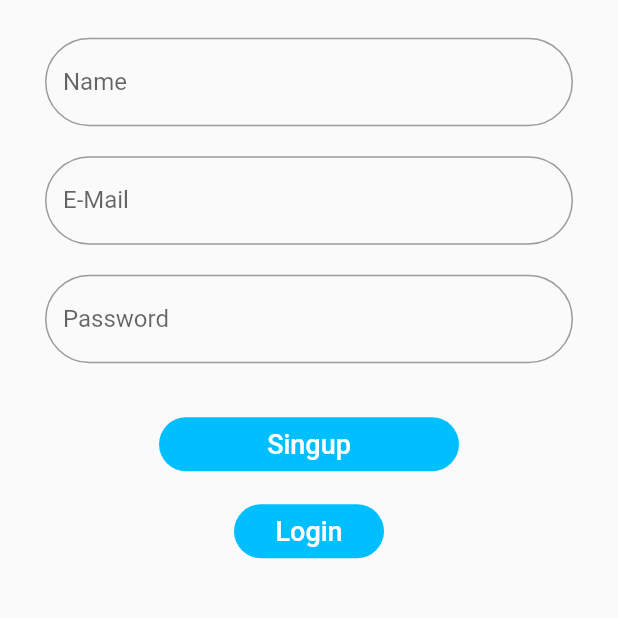
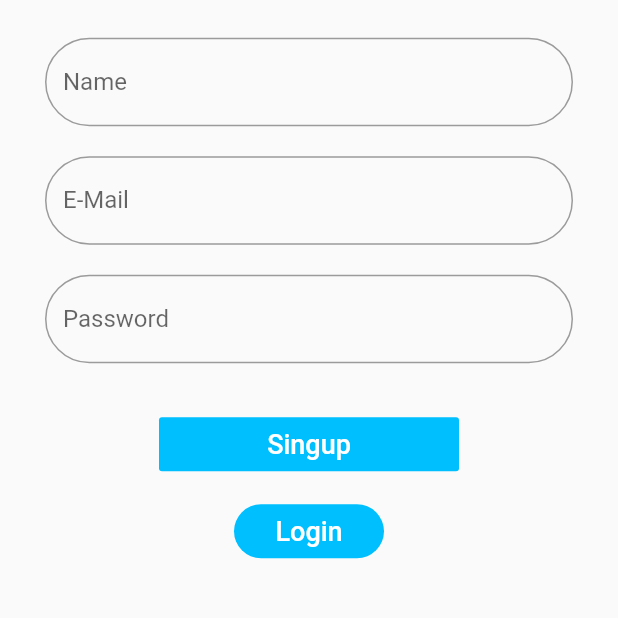
Before and after one commit to zafergurkan/anketuygulama, a Flutter app: the screen it shows after launch, after a tap on "Login", after a tap on "Create Account", on a phone screen of 412 x 824 dp, the part 371-989 px from its top. Run offline on Flutter 3.47's test engine with Material 2 defaults, Android fonts, the phone set to English and light mode, and no system bars; our stand-ins replace cloud_firestore, firebase_auth; accounts and stored records are empty.

```diff
--- a/lib/screens/login_screen.dart
+++ b/lib/screens/login_screen.dart
@@ -1,3 +1,4 @@
+import 'package:anketuygulama/services/auth_service.dart';
 import 'package:flutter/material.dart';
 import 'package:anketuygulama/screens/signup_screen.dart';
 
@@ -13,9 +14,7 @@ class _LoginScreenState extends State<LoginScreen> {
   _sumbit() {
     if (_formKey.currentState.validate()) {
       _formKey.currentState.save();
-      print(_email);
-      print(_password);
-      //login firebase
+    AuthService.login(_email, _password);
     }
   }
 
@@ -59,7 +58,7 @@ class _LoginScreenState extends State<LoginScreen> {
                         validator: (input) => !input.contains('@')
                             ? 'lütfen Geçerli Bir E-Mail Adresi Giriniz.'
                             : null,
-                        onSaved: (input) => _password = input,
+                        onSaved: (input) => _email = input,
                       ),
                     ),
                     Padding(
@@ -75,7 +74,7 @@ class _LoginScreenState extends State<LoginScreen> {
                         validator: (input) => input.length < 8
                             ? 'en az 8 karakter olmalı..'
                             : null,
-                        onSaved: (input) => _email = input,
+                        onSaved: (input) => _password = input,
                         obscureText: true,
                       ),
                     ),
--- a/lib/screens/signup_screen.dart
+++ b/lib/screens/signup_screen.dart
@@ -10,7 +10,7 @@ class SinupScreen extends StatefulWidget {
 
 class _SinupScreenState extends State<SinupScreen> {
   final _formKey = GlobalKey<FormState>();
-  String _email,_password,_name;
+  String _email, _password, _name;
   _sumbit() {
     if (_formKey.currentState.validate()) {
       _formKey.currentState.save();
@@ -22,8 +22,9 @@ class _SinupScreenState extends State<SinupScreen> {
   @override
   Widget build(BuildContext context) {
     return Scaffold(
-      body: SingleChildScrollView (
-                child: Container(height: MediaQuery.of(context).size.height,
+      body: SingleChildScrollView(
+        child: Container(
+          height: MediaQuery.of(context).size.height,
           child: Column(
             mainAxisAlignment: MainAxisAlignment.center,
             crossAxisAlignment: CrossAxisAlignment.center,
@@ -35,19 +36,23 @@ class _SinupScreenState extends State<SinupScreen> {
                     fontFamily: 'SEGA',
                     color: Color.fromRGBO(0, 191, 255, 50)),
               ),
-              SizedBox(height: 15.0,),
+              SizedBox(
+                height: 15.0,
+              ),
               Form(
                 key: _formKey,
                 child: Column(
                   mainAxisAlignment: MainAxisAlignment.center,
                   children: <Widget>[
-                     Padding(
+                    Padding(
                       padding: const EdgeInsets.symmetric(
                         horizontal: 30.0,
                         vertical: 10.0,
                       ),
                       child: TextFormField(
-                        decoration: InputDecoration(labelText: 'Name',border: OutlineInputBorder(
+                        decoration: InputDecoration(
+                            labelText: 'Name',
+                            border: OutlineInputBorder(
                                 borderRadius: BorderRadius.circular(32.0))),
                         validator: (input) => input.trim().isEmpty
                             ? 'İsim Alanı Boş Geçilemez.'
@@ -61,8 +66,11 @@ class _SinupScreenState extends State<SinupScreen> {
                         vertical: 10.0,
                       ),
                       child: TextFormField(
-                        decoration: InputDecoration(labelText: 'E-Mail',border: OutlineInputBorder(
-                                borderRadius: BorderRadius.circular(32.0))),
+                        decoration: InputDecoration(
+                          border: OutlineInputBorder(
+                              borderRadius: BorderRadius.circular(32.0)),
+                          labelText: 'E-Mail',
+                        ),
                         validator: (input) => !input.contains('@')
                             ? 'lütfen Geçerli Bir E-Mail Adresi Giriniz.'
                             : null,
@@ -75,10 +83,13 @@ class _SinupScreenState extends State<SinupScreen> {
                         vertical: 10.0,
                       ),
                       child: TextFormField(
-                        decoration: InputDecoration(labelText: 'Password',border: OutlineInputBorder(
+                        decoration: InputDecoration(
+                            labelText: 'Password',
+                            border: OutlineInputBorder(
                                 borderRadius: BorderRadius.circular(32.0))),
-                        validator: (input) =>
-                            input.length < 8 ? 'en az 8 karakter olmalı..' : null,
+                        validator: (input) => input.length < 8
+                            ? 'en az 8 karakter olmalı..'
+                            : null,
                         onSaved: (input) => _password = input,
                         obscureText: true,
                       ),
@@ -89,12 +100,10 @@ class _SinupScreenState extends State<SinupScreen> {
                     Container(
                       width: 200.0,
                       child: FlatButton(
-                        shape: RoundedRectangleBorder(borderRadius: BorderRadius.circular(32.0)),
                         onPressed: _sumbit,
                         color: Color.fromRGBO(0, 191, 255, 50),
                         child: Text(
                           "Singup",
-
                           style: TextStyle(color: Colors.white, fontSize: 18.0),
                         ),
                       ),
@@ -105,7 +114,8 @@ class _SinupScreenState extends State<SinupScreen> {
                     Container(
                       width: 100.0,
                       child: FlatButton(
-                         shape: RoundedRectangleBorder(borderRadius: BorderRadius.circular(32.0)),
+                        shape: RoundedRectangleBorder(
+                            borderRadius: BorderRadius.circular(32.0)),
                         onPressed: () => Navigator.pop(context),
                         color: Color.fromRGBO(0, 191, 255, 50),
                         child: Text(
--- a/lib/services/auth_service.dart
+++ b/lib/services/auth_service.dart
@@ -29,12 +29,13 @@ class AuthService {
     }
   }
 
-
-  static void logout(BuildContext context){
+  static void logout(BuildContext context) {
     _auth.signOut();
     Navigator.pushReplacementNamed(context, LoginScreen.id);
+  }
 
 
-
+  static void login(String email,String password) {
+    _auth.signInWithEmailAndPassword(email: email,password: password);
   }
 }
```
